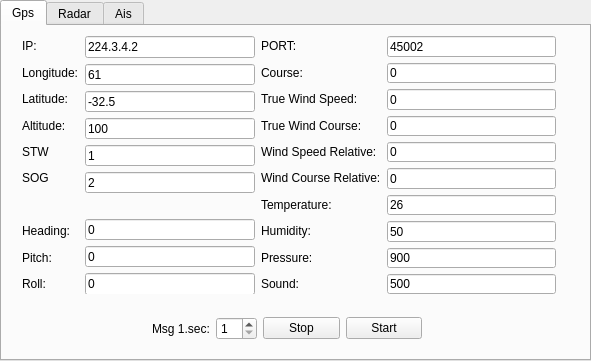
Above: src/mainWin.ui from zhoutk/udpTools before the change. Below: the same form after it.
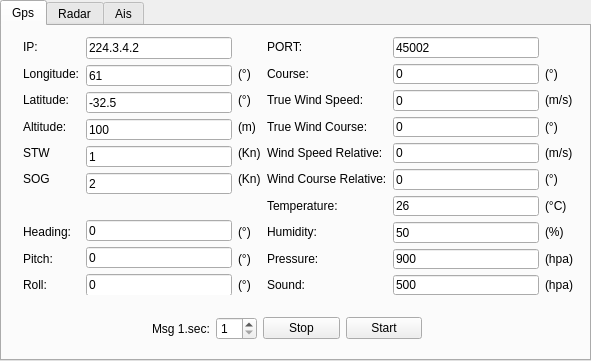
That is the form after the change.

Commit message: target objects unit.

The edit to the form file:
```diff
--- a/src/mainWin.ui
+++ b/src/mainWin.ui
@@ -44,9 +44,52 @@
     <widget class="QWidget" name="layoutWidget">
      <property name="geometry">
       <rect>
-       <x>20</x>
-       <y>10</y>
-       <width>534</width>
+       <x>150</x>
+       <y>290</y>
+       <width>270</width>
+       <height>25</height>
+      </rect>
+     </property>
+     <layout class="QHBoxLayout" name="horizontalLayout_2">
+      <item>
+       <widget class="QLabel" name="label_7">
+        <property name="text">
+         <string>Msg 1.sec:</string>
+        </property>
+       </widget>
+      </item>
+      <item>
+       <widget class="QSpinBox" name="spinBox">
+        <property name="minimum">
+         <number>1</number>
+        </property>
+        <property name="value">
+         <number>1</number>
+        </property>
+       </widget>
+      </item>
+      <item>
+       <widget class="QPushButton" name="btnStop">
+        <property name="text">
+         <string>Stop</string>
+        </property>
+       </widget>
+      </item>
+      <item>
+       <widget class="QPushButton" name="btnStart">
+        <property name="text">
+         <string>Start</string>
+        </property>
+       </widget>
+      </item>
+     </layout>
+    </widget>
+    <widget class="QWidget" name="layoutWidget">
+     <property name="geometry">
+      <rect>
+       <x>21</x>
+       <y>11</y>
+       <width>550</width>
        <height>258</height>
       </rect>
      </property>
@@ -199,6 +242,80 @@
         </item>
        </layout>
       </item>
+      <item>
+       <layout class="QVBoxLayout" name="verticalLayout_13">
+        <item>
+         <widget class="QLabel" name="label_53">
+          <property name="text">
+           <string/>
+          </property>
+         </widget>
+        </item>
+        <item>
+         <widget class="QLabel" name="label_54">
+          <property name="text">
+           <string>(°)  </string>
+          </property>
+         </widget>
+        </item>
+        <item>
+         <widget class="QLabel" name="label_55">
+          <property name="text">
+           <string>(°)</string>
+          </property>
+         </widget>
+        </item>
+        <item>
+         <widget class="QLabel" name="label_56">
+          <property name="text">
+           <string>(m)</string>
+          </property>
+         </widget>
+        </item>
+        <item>
+         <widget class="QLabel" name="label_57">
+          <property name="text">
+           <string>(Kn)</string>
+          </property>
+         </widget>
+        </item>
+        <item>
+         <widget class="QLabel" name="label_58">
+          <property name="text">
+           <string>(Kn)</string>
+          </property>
+         </widget>
+        </item>
+        <item>
+         <widget class="QLabel" name="label_59">
+          <property name="text">
+           <string/>
+          </property>
+         </widget>
+        </item>
+        <item>
+         <widget class="QLabel" name="label_60">
+          <property name="text">
+           <string>(°)</string>
+          </property>
+         </widget>
+        </item>
+        <item>
+         <widget class="QLabel" name="label_61">
+          <property name="text">
+           <string>(°)</string>
+          </property>
+         </widget>
+        </item>
+        <item>
+         <widget class="QLabel" name="label_62">
+          <property name="text">
+           <string>(°)</string>
+          </property>
+         </widget>
+        </item>
+       </layout>
+      </item>
       <item>
        <layout class="QVBoxLayout" name="verticalLayout_3">
         <item>
@@ -347,48 +464,79 @@
         </item>
        </layout>
       </item>
-     </layout>
-    </widget>
-    <widget class="QWidget" name="layoutWidget">
-     <property name="geometry">
-      <rect>
-       <x>150</x>
-       <y>290</y>
-       <width>270</width>
-       <height>25</height>
-      </rect>
-     </property>
-     <layout class="QHBoxLayout" name="horizontalLayout_2">
       <item>
-       <widget class="QLabel" name="label_7">
-        <property name="text">
-         <string>Msg 1.sec:</string>
-        </property>
-       </widget>
-      </item>
-      <item>
-       <widget class="QSpinBox" name="spinBox">
-        <property name="minimum">
-         <number>1</number>
-        </property>
-        <property name="value">
-         <number>1</number>
-        </property>
-       </widget>
-      </item>
-      <item>
-       <widget class="QPushButton" name="btnStop">
-        <property name="text">
-         <string>Stop</string>
-        </property>
-       </widget>
-      </item>
-      <item>
-       <widget class="QPushButton" name="btnStart">
-        <property name="text">
-         <string>Start</string>
-        </property>
-       </widget>
+       <layout class="QVBoxLayout" name="verticalLayout_15">
+        <item>
+         <widget class="QLabel" name="label_73">
+          <property name="text">
+           <string/>
+          </property>
+         </widget>
+        </item>
+        <item>
+         <widget class="QLabel" name="label_74">
+          <property name="text">
+           <string>(°)</string>
+          </property>
+         </widget>
+        </item>
+        <item>
+         <widget class="QLabel" name="label_75">
+          <property name="text">
+           <string>(m/s)</string>
+          </property>
+         </widget>
+        </item>
+        <item>
+         <widget class="QLabel" name="label_76">
+          <property name="text">
+           <string>(°)</string>
+          </property>
+         </widget>
+        </item>
+        <item>
+         <widget class="QLabel" name="label_77">
+          <property name="text">
+           <string>(m/s)</string>
+          </property>
+         </widget>
+        </item>
+        <item>
+         <widget class="QLabel" name="label_78">
+          <property name="text">
+           <string>(°)</string>
+          </property>
+         </widget>
+        </item>
+        <item>
+         <widget class="QLabel" name="label_79">
+          <property name="text">
+           <string>(°C)</string>
+          </property>
+         </widget>
+        </item>
+        <item>
+         <widget class="QLabel" name="label_80">
+          <property name="text">
+           <string>(%)</string>
+          </property>
+         </widget>
+        </item>
+        <item>
+         <widget class="QLabel" name="label_81">
+          <property name="text">
+           <string>(hpa)</string>
+          </property>
+         </widget>
+        </item>
+        <item>
+         <widget class="QLabel" name="label_82">
+          <property name="text">
+           <string>(hpa)</string>
+          </property>
+         </widget>
+        </item>
+       </layout>
       </item>
      </layout>
     </widget>
```
Left out of the diff: 353 changed lines with no effect on the pictures.
